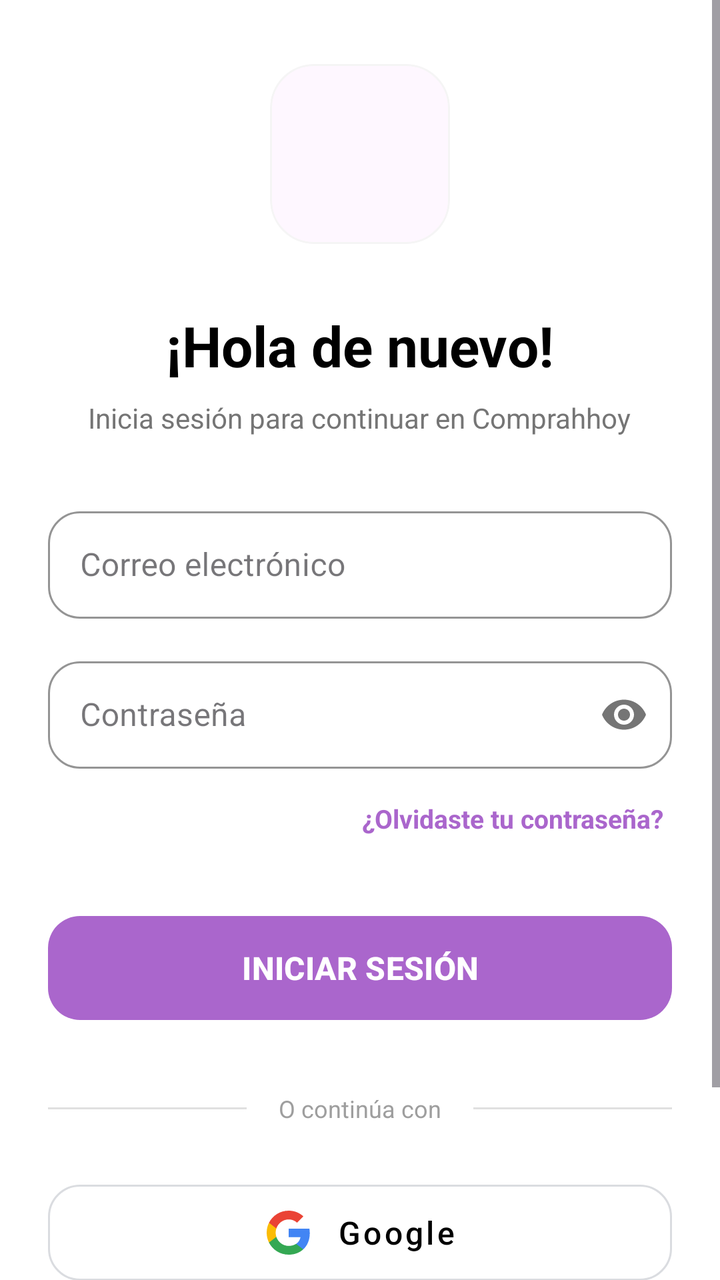
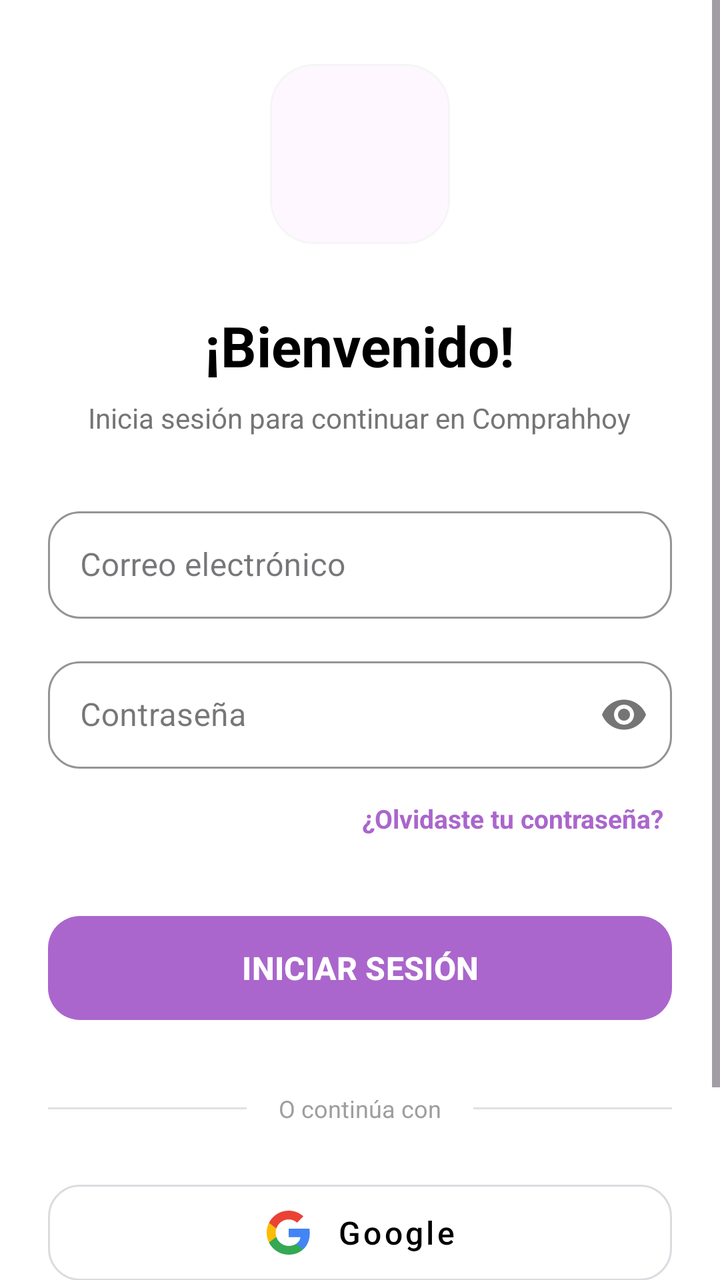

Compare the two renders of this Android layout. The source of the first and the diff that turns it into the second are given below.
<!-- AndroidManifest.xml: application theme Theme.ProyectoIntermodularTFG -->
<!-- res/layout/activity_pantalla_login.xml -->
<?xml version="1.0" encoding="utf-8"?>
<ScrollView xmlns:android="http://schemas.android.com/apk/res/android"
    xmlns:app="http://schemas.android.com/apk/res-auto"
    xmlns:tools="http://schemas.android.com/tools"
    android:layout_width="match_parent"
    android:layout_height="match_parent"
    android:fillViewport="true"
    android:background="@color/white"
    tools:context=".vista.Pantalla_login">

    <LinearLayout
        android:layout_width="match_parent"
        android:layout_height="wrap_content"
        android:orientation="vertical"
        android:paddingHorizontal="24dp"
        android:paddingVertical="32dp"
        android:gravity="center_vertical|center_horizontal">

        <com.google.android.material.card.MaterialCardView
            android:layout_width="90dp"
            android:layout_height="90dp"
            app:cardCornerRadius="22dp"
            app:cardElevation="0dp"
            app:strokeWidth="1dp"
            app:strokeColor="#F5F5F5">

            <ImageView
                android:id="@+id/ivLogo"
                android:layout_width="match_parent"
                android:layout_height="match_parent"
                android:scaleType="centerCrop"
                android:src="@mipmap/logo" />

        </com.google.android.material.card.MaterialCardView>

        <LinearLayout
            android:layout_width="match_parent"
            android:layout_height="wrap_content"
            android:orientation="vertical"
            android:layout_marginTop="32dp"
            android:layout_marginBottom="16dp"
            android:gravity="center">

            <TextView
                android:layout_width="wrap_content"
                android:layout_height="wrap_content"
                android:text="¡Hola de nuevo!"
                android:textSize="28sp"
                android:textStyle="bold"
                android:textColor="@color/black"/>

            <TextView
                android:layout_width="wrap_content"
                android:layout_height="wrap_content"
                android:text="Inicia sesión para continuar en Comprahhoy"
                android:textSize="14sp"
                android:textColor="#757575"
                android:layout_marginTop="8dp"/>
        </LinearLayout>

        <com.google.android.material.textfield.TextInputLayout
            style="@style/Widget.MaterialComponents.TextInputLayout.OutlinedBox"
            android:layout_width="match_parent"
            android:layout_height="wrap_content"
            android:layout_marginTop="16dp"
            android:hint="Correo electrónico"
            app:boxCornerRadiusTopStart="16dp"
            app:boxCornerRadiusTopEnd="16dp"
            app:boxCornerRadiusBottomStart="16dp"
            app:boxCornerRadiusBottomEnd="16dp"
            app:boxStrokeColor="@android:color/holo_purple">

            <com.google.android.material.textfield.TextInputEditText
                android:id="@+id/etEmail"
                android:layout_width="match_parent"
                android:layout_height="wrap_content"
                android:inputType="textEmailAddress"
                android:paddingVertical="16dp"/>
        </com.google.android.material.textfield.TextInputLayout>

        <com.google.android.material.textfield.TextInputLayout
            style="@style/Widget.MaterialComponents.TextInputLayout.OutlinedBox"
            android:layout_width="match_parent"
            android:layout_height="wrap_content"
            android:layout_marginTop="16dp"
            android:hint="Contraseña"
            app:passwordToggleEnabled="true"
            app:boxCornerRadiusTopStart="16dp"
            app:boxCornerRadiusTopEnd="16dp"
            app:boxCornerRadiusBottomStart="16dp"
            app:boxCornerRadiusBottomEnd="16dp"
            app:boxStrokeColor="@android:color/holo_purple">

            <com.google.android.material.textfield.TextInputEditText
                android:id="@+id/etPassword"
                android:layout_width="match_parent"
                android:layout_height="wrap_content"
                android:inputType="textPassword"
                android:paddingVertical="16dp"/>
        </com.google.android.material.textfield.TextInputLayout>

        <TextView
            android:id="@+id/tvOlvidoClave"
            android:layout_width="wrap_content"
            android:layout_height="wrap_content"
            android:layout_gravity="end"
            android:layout_marginTop="12dp"
            android:padding="4dp"
            android:text="¿Olvidaste tu contraseña?"
            android:textColor="@android:color/holo_purple"
            android:textSize="13sp"
            android:textStyle="bold" />

        <com.google.android.material.button.MaterialButton
            android:id="@+id/btnLogin"
            android:layout_width="match_parent"
            android:layout_height="60dp"
            android:layout_marginTop="32dp"
            android:text="INICIAR SESIÓN"
            android:textSize="16sp"
            android:textStyle="bold"
            app:cornerRadius="16dp"
            app:backgroundTint="@android:color/holo_purple"
            app:elevation="4dp" />

        <LinearLayout
            android:layout_width="match_parent"
            android:layout_height="wrap_content"
            android:layout_marginTop="32dp"
            android:layout_marginBottom="16dp"
            android:gravity="center_vertical"
            android:orientation="horizontal">

            <View
                android:layout_width="0dp"
                android:layout_height="1dp"
                android:layout_weight="1"
                android:background="#E0E0E0" />

            <TextView
                android:layout_width="wrap_content"
                android:layout_height="wrap_content"
                android:layout_marginHorizontal="16dp"
                android:text="O continúa con"
                android:textColor="#9E9E9E"
                android:textSize="12sp" />

            <View
                android:layout_width="0dp"
                android:layout_height="1dp"
                android:layout_weight="1"
                android:background="#E0E0E0" />
        </LinearLayout>

        <com.google.android.material.button.MaterialButton
            android:id="@+id/btnGoogleLogin"
            style="@style/Widget.MaterialComponents.Button.OutlinedButton"
            android:layout_width="match_parent"
            android:layout_height="60dp"
            android:layout_marginTop="8dp"
            android:text="Google"
            android:textAllCaps="false"
            android:textColor="@color/black"
            android:textSize="16sp"
            app:cornerRadius="16dp"
            app:icon="@drawable/ic_google_logo"
            app:iconGravity="textStart"
            app:iconPadding="12dp"
            app:iconSize="24dp"
            app:iconTint="@null"
            app:strokeColor="#DADCE0"
            app:strokeWidth="1dp" />

        <LinearLayout
            android:layout_width="wrap_content"
            android:layout_height="wrap_content"
            android:orientation="horizontal"
            android:layout_marginTop="40dp"
            android:layout_marginBottom="16dp">

            <TextView
                android:layout_width="wrap_content"
                android:layout_height="wrap_content"
                android:text="¿No tienes una cuenta? "
                android:textColor="#757575" />

            <TextView
                android:id="@+id/tvRegister"
                android:layout_width="wrap_content"
                android:layout_height="wrap_content"
                android:text="Regístrate"
                android:textColor="@android:color/holo_purple"
                android:textStyle="bold" />
        </LinearLayout>

    </LinearLayout>
</ScrollView>
<!-- resources referenced by this layout -->
<resources>
  <color name="black">#FF000000</color>
  <color name="white">#FFFFFFFF</color>
  <!-- drawable ic_google_logo (drawable) -->
  <vector xmlns:android="http://schemas.android.com/apk/res/android"
      xmlns:aapt="http://schemas.android.com/aapt"
      android:width="24dp"
      android:height="24dp"
      android:viewportWidth="24"
      android:viewportHeight="24">
      <path
          android:pathData="M22.56,12.25c0,-0.79 -0.07,-1.54 -0.19,-2.27l-10.37,0l0,4.29l5.92,0c-0.26,1.38 -1.03,2.56 -2.2,3.33l0,2.76l3.57,0c2.08,-1.92 3.27,-4.74 3.27,-8.11z"
          android:fillColor="#4285F4"/>
      <path
          android:pathData="M12,23c2.97,0 5.46,-0.98 7.28,-2.66l-3.57,-2.76c-0.99,0.66 -2.26,1.05 -3.71,1.05c-2.86,0 -5.29,-1.93 -6.16,-4.53l-3.69,0l0,2.86c1.82,3.61 5.56,6.04 9.85,6.04z"
          android:fillColor="#34A853"/>
      <path
          android:pathData="M5.84,14.09c-0.22,-0.66 -0.35,-1.36 -0.35,-2.09s0.13,-1.43 0.35,-2.09l0,-2.86l-3.69,0c-0.74,1.48 -1.15,3.15 -1.15,4.95s0.41,3.47 1.15,4.95l3.69,-2.86z"
          android:fillColor="#FBBC05"/>
      <path
          android:pathData="M12,5.38c1.62,0 3.06,0.56 4.21,1.64l3.15,-3.15c-1.91,-1.78 -4.41,-2.87 -7.36,-2.87c-4.29,0 -8.03,2.43 -9.85,6.04l3.69,2.86c0.87,-2.6 3.3,-4.52 6.16,-4.52z"
          android:fillColor="#EA4335"/>
  </vector>
  <!-- mipmap logo (mipmap-anydpi-v26) -->
  <?xml version="1.0" encoding="utf-8"?>
  <adaptive-icon xmlns:android="http://schemas.android.com/apk/res/android">
      <background android:drawable="@drawable/logo_background"/>
      <foreground android:drawable="@mipmap/logo_foreground"/>
  </adaptive-icon>
  <style name="Theme.ProyectoIntermodularTFG" parent="Base.Theme.ProyectoIntermodularTFG" />
  <!-- drawable logo_background: vector/xml drawable (drawable, 4866 chars, omitted) -->
  <style name="Base.Theme.ProyectoIntermodularTFG" parent="Theme.Material3.DayNight.NoActionBar">
          
          
      </style>
</resources>

<!-- the commit's change to res/layout/activity_pantalla_login.xml (unified diff, before → after) -->
@@ -44,7 +44,7 @@
             <TextView
                 android:layout_width="wrap_content"
                 android:layout_height="wrap_content"
-                android:text="¡Hola de nuevo!"
+                android:text="¡Bienvenido!"
                 android:textSize="28sp"
                 android:textStyle="bold"
                 android:textColor="@color/black"/>
@@ -75,7 +75,7 @@
                 android:layout_width="match_parent"
                 android:layout_height="wrap_content"
                 android:inputType="textEmailAddress"
-                android:paddingVertical="16dp"/>
+                android:paddingVertical="16dp" />
         </com.google.android.material.textfield.TextInputLayout>
 
         <com.google.android.material.textfield.TextInputLayout
@@ -96,7 +96,8 @@
                 android:layout_width="match_parent"
                 android:layout_height="wrap_content"
                 android:inputType="textPassword"
-                android:paddingVertical="16dp"/>
+                android:paddingVertical="16dp"
+                android:textColor="@color/cardview_dark_background"/>
         </com.google.android.material.textfield.TextInputLayout>
 
         <TextView
